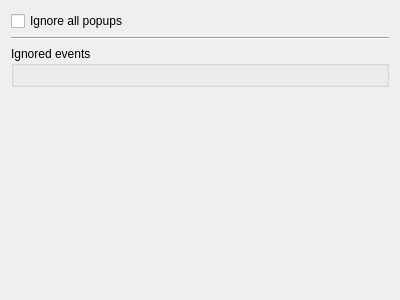
The window that client/src/ui/widgets/settings/popup_settings_widget.ui (networkoptix/nx_open) describes before a commit, drawn with Qt 5.
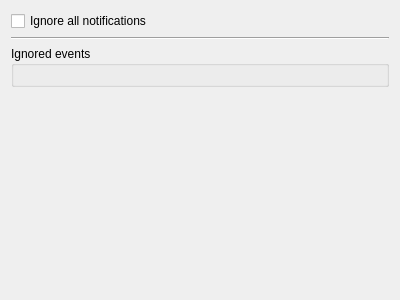
The same window after the commit.

Commit message:
Popups -> notifications
<==== Mercurial data ====>
Branch: master

```diff
--- a/client/src/ui/widgets/settings/popup_settings_widget.ui
+++ b/client/src/ui/widgets/settings/popup_settings_widget.ui
@@ -17,7 +17,7 @@
    <item>
     <widget class="QCheckBox" name="ignoreAllCheckBox">
      <property name="text">
-      <string>Ignore all popups</string>
+      <string>Ignore all notifications</string>
      </property>
     </widget>
    </item>
```
The commit also changes 3 other files.
